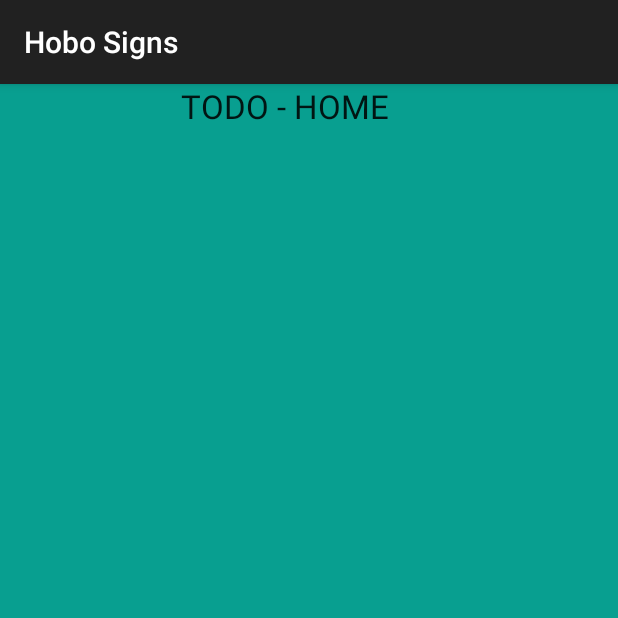
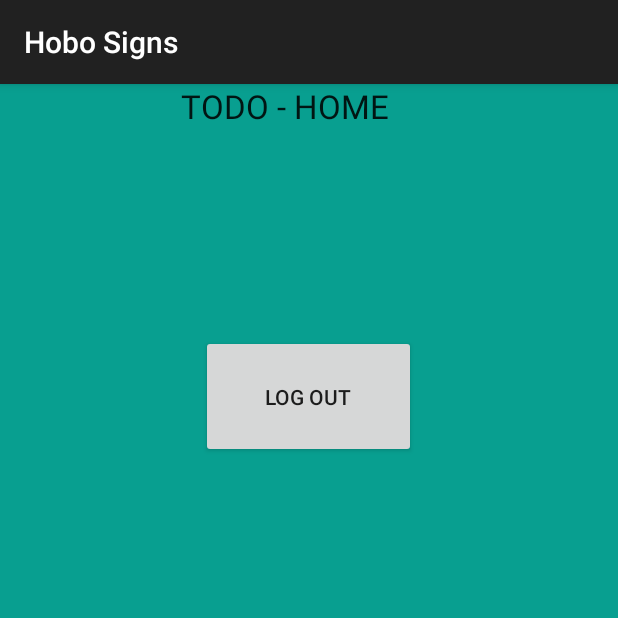
Before and after one commit to benjamin3878/HoboSigns, an Android app: the Home screen opened directly, with no data from a screen before it, on a phone screen of 412 x 824 dp, the top half of it. Run offline under Robolectric (Android 15) with nearby library versions, the phone set to English and light mode, and no system bars; libraries missing offline, so code that uses them is left out: com.parse.

Commit message:
changed MainActivity to a simple redirect class. The user is now redirect to either WelcomeScreen.java or Home.java . WelcomeScreen.java takes over the old roll of MainActivity.java. Fixed logout

```diff
--- a/app/src/main/AndroidManifest.xml
+++ b/app/src/main/AndroidManifest.xml
@@ -32,6 +32,10 @@
             android:label="@string/app_name"
             android:name=".Home"
             />
+        <activity
+            android:label="@string/app_name"
+            android:name=".WelcomeScreen"
+            />
 
     </application>
 
--- a/app/src/main/java/course/example/ben/hobosigns/Home.java
+++ b/app/src/main/java/course/example/ben/hobosigns/Home.java
@@ -1,7 +1,12 @@
 package course.example.ben.hobosigns;
 
+import android.content.Intent;
 import android.os.Bundle;
 import android.support.v7.app.AppCompatActivity;
+import android.view.View;
+import android.widget.Button;
+
+import com.parse.ParseUser;
 
 /**
  * Created by Ben on 11/17/2015.
@@ -16,6 +21,17 @@ public class Home extends AppCompatActivity {
     protected void onCreate(Bundle savedInstanceState) {
         super.onCreate(savedInstanceState);
         setContentView(R.layout.home);
+
+        Button logOutButton = (Button) findViewById(R.id.logOutButton);
+        logOutButton.setOnClickListener(new View.OnClickListener() {
+            @Override
+            public void onClick(View v) {
+                ParseUser.logOut();
+                Intent intent = new Intent(Home.this, WelcomeScreen.class);
+                intent.addFlags(Intent.FLAG_ACTIVITY_CLEAR_TASK | Intent.FLAG_ACTIVITY_NEW_TASK);
+                startActivity(intent);
+            }
+        });
     }
 
 
--- a/app/src/main/res/layout/home.xml
+++ b/app/src/main/res/layout/home.xml
@@ -13,4 +13,12 @@
         android:id="@+id/textView7"
         android:layout_gravity="center_horizontal"
         android:layout_weight="0.20" />
+
+    <Button
+        android:layout_width="143dp"
+        android:layout_height="wrap_content"
+        android:text="Log out"
+        android:id="@+id/logOutButton"
+        android:layout_gravity="center_horizontal"
+        android:layout_weight="0.05" />
 </LinearLayout>
```
Also changed, not shown: app/src/main/java/course/example/ben/hobosigns/MainActivity.java (+28 -31 lines), app/src/main/java/course/example/ben/hobosigns/WelcomeScreen.java (added, +47 -0 lines), app/src/main/res/layout/welcome_screen.xml (added, +37 -0 lines).
